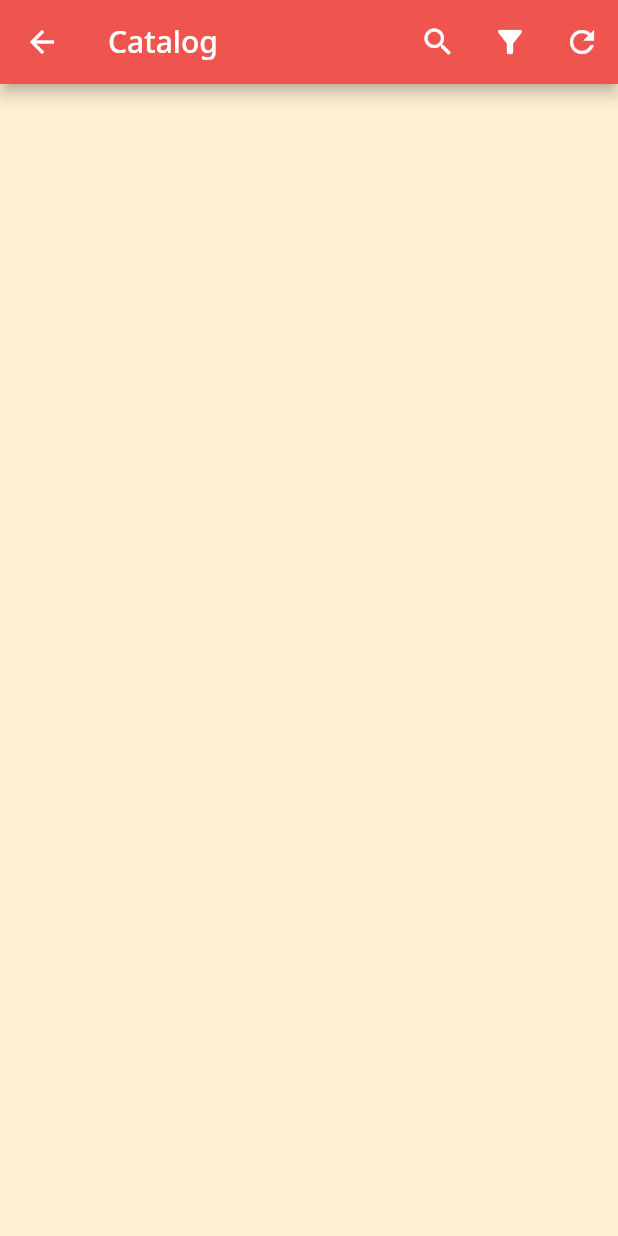
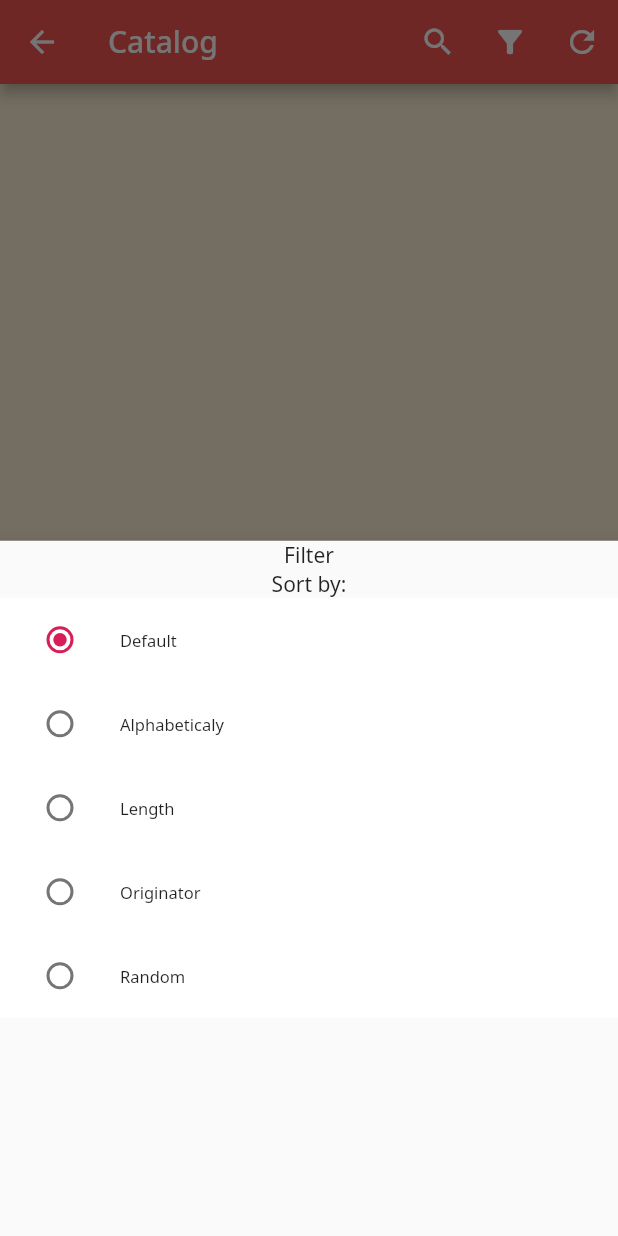
Before and after one commit to Matesaktesak/TheQuoter-Frontend, a Flutter app: the Catalog screen opened by its route, after a tap on the "filter alt" icon, on a phone screen of 412 x 824 dp. Run offline on Flutter 3.47's test engine with Material 2 defaults, Android fonts, the phone set to English and light mode, and no system bars; our stand-ins replace flutter_slidable, google_fonts, shared_preferences; accounts and stored records are empty.

Commit message:
Soritng works - insanely messy solution

```diff
--- a/lib/catalog.dart
+++ b/lib/catalog.dart
@@ -5,11 +5,12 @@ import 'package:flutter/material.dart';
 import 'package:flutter/rendering.dart';
 import 'package:flutter_slidable/flutter_slidable.dart';
 import 'package:shared_preferences/shared_preferences.dart';
+
 import 'main.dart';
-import 'models/quote.dart';
-
 import 'quote_create.dart';
 import 'quote_display.dart';
+import 'models/quote.dart';
+import 'models/person.dart';
 
 class Catalog extends StatefulWidget {
   final SharedPreferences settings;
@@ -23,6 +24,18 @@ class Catalog extends StatefulWidget {
 class _CatalogState extends State<Catalog> {
   Future<List<Quote>?>? _futureQuotes;
   List<Quote>? _quotes;
+
+  Person? filterTeacher;
+
+  static final Map<String, int Function(Quote, Quote)> sortingFunctions = {
+    "Default": <int>(a,b) => 0,
+    "Alphabeticaly": (a,b) => a.text.compareTo(b.text),
+    "Length": (a,b) => a.text.length.compareTo(b.text.length),
+    "Originator": (a,b) => a.originator.name.compareTo(b.originator.name),
+    "Random": <int>(a,b) => Random().nextInt(100) - 50,
+  };
+
+  int Function(Quote a, Quote b)? sortMethod = sortingFunctions["Default"];
 
   @override
   Widget build(BuildContext context) {
@@ -63,6 +76,8 @@ class _CatalogState extends State<Catalog> {
               return const Center(child: CircularProgressIndicator());
             } else if (snapshot.connectionState == ConnectionState.done && snapshot.hasData) {
               _quotes = snapshot.data!; // Assign the fetched quotes to the processed ones
+
+              _quotes?.sort(sortMethod);
 
               return ListView.separated(
                 controller: Platform.isWindows || Platform.isLinux ? AdjustableScrollController(20) : null,
@@ -185,6 +200,31 @@ class _CatalogState extends State<Catalog> {
 
   void openFilter(BuildContext context){
     // TODO: Implement
+
+    showModalBottomSheet(context: context, elevation: 8, builder: (context){
+      return StatefulBuilder(
+
+        builder: (context, setState2) => Column(
+          mainAxisAlignment: MainAxisAlignment.start,
+          children: [
+            const Text("Filter"),
+            //FutureBuilder(builder: (context, snapshot){return Placeholder();}), // Teachers dropdown
+
+            const Text("Sort by:"),
+
+            ...sortingFunctions.entries.map((e) => ListTile(
+              title: Text(e.key),
+              leading: Radio<int Function(Quote, Quote)>(
+                key: UniqueKey(),
+                groupValue: sortMethod,
+                value: e.value,
+                onChanged: (f) => setState2(() => setState(() { if(f != null) sortMethod = f; })),
+              ),
+            )).toList(),
+          ],
+        ),
+      );
+    });
   }
 
   void beginSearch(){
```
